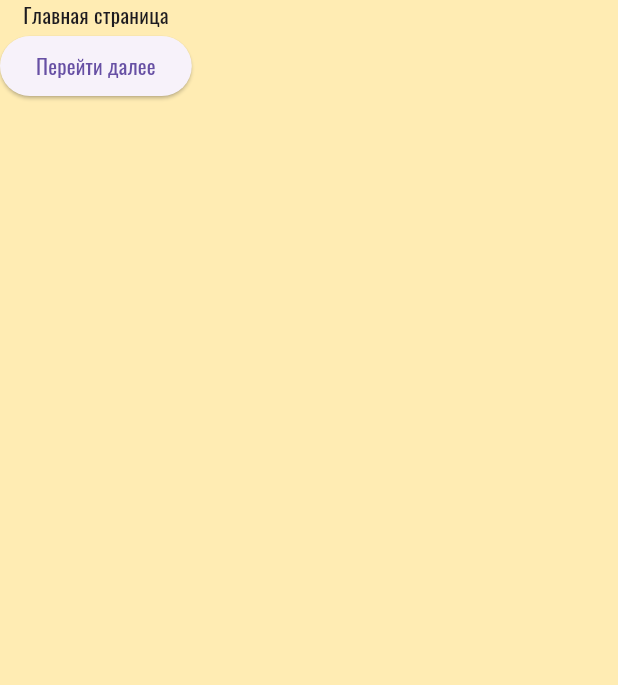
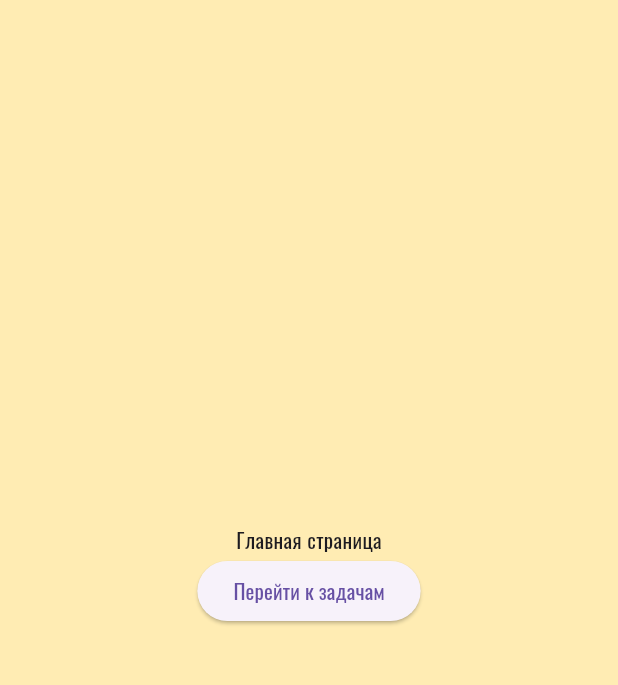
Before and after one commit to Wwwokeisha/smallAndroidApp, a Flutter app: the screen it shows after launch, on a phone screen of 412 x 824 dp, the part 84-769 px from its top. Run offline on Flutter 3.47's test engine with Material 2 defaults, Android fonts, the phone set to English and light mode, and no system bars; our stand-ins replace cloud_firestore, firebase_core; accounts and stored records are empty.

Commit message:
fix errors

```diff
--- a/flutter_app_todo/lib/pages/main_screen.dart
+++ b/flutter_app_todo/lib/pages/main_screen.dart
@@ -17,15 +17,18 @@ class MainScreen extends StatelessWidget {
           centerTitle: true,
           backgroundColor: Theme.of(context).primaryColor,
         ),
-        body: Column(
+        body: Center(
+          child: Column(
+            mainAxisAlignment: MainAxisAlignment.center,
             children: [
               const ModifyText('Главная страница'),
               ElevatedButton(
                   onPressed: () {
                     Navigator.pushReplacementNamed(context, '/todo');
                   },
-                child: const ModifyText('Перейти далее'))
+                  child: const ModifyText('Перейти к задачам'))
             ],
+          ),
         ));
   }
 }
```
Also changed, not shown: flutter_app_todo/lib/main.dart (+6 -1 lines), flutter_app_todo/lib/pages/home.dart (+0 -13 lines). Lines whose indentation alone changed are shown as unchanged.
